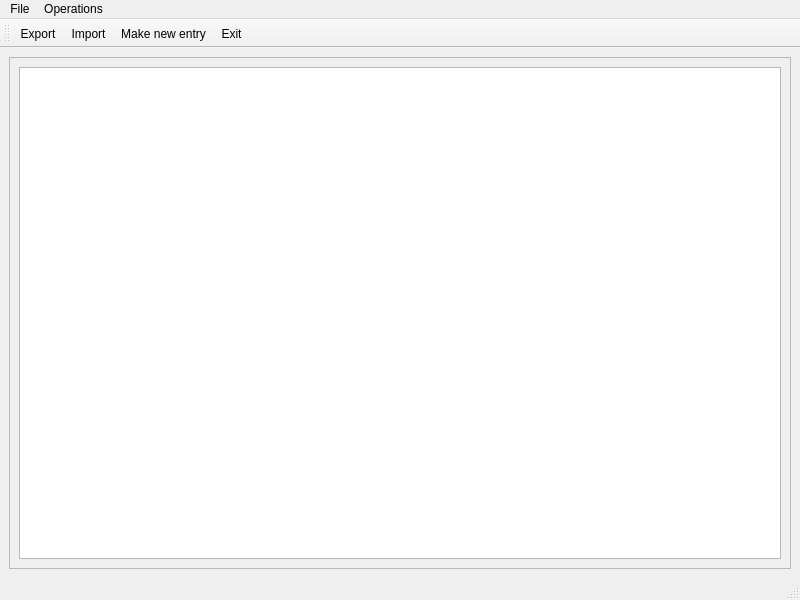
This is mainwindow.ui in UdbhavU/PasswordManager as Qt 5 draws it before an edit. The edited form follows.
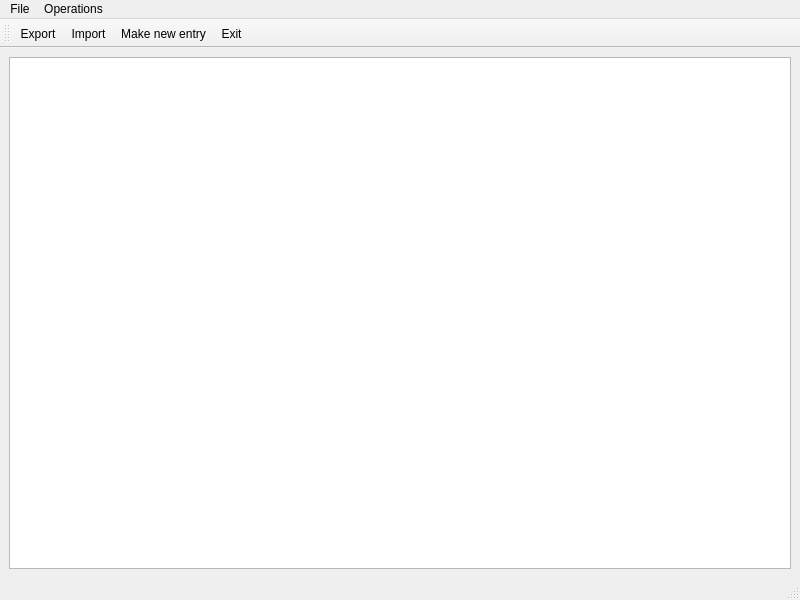
This is the edited form. Icons and pictures are not drawn.

What changed in the file:
```diff
--- a/mainwindow.ui
+++ b/mainwindow.ui
@@ -14,32 +14,9 @@
    <string>MainWindow</string>
   </property>
   <widget class="QWidget" name="centralwidget">
-   <layout class="QHBoxLayout" name="horizontalLayout_4">
+   <layout class="QVBoxLayout" name="verticalLayout">
     <item>
-     <layout class="QHBoxLayout" name="horizontalLayout_3">
-      <item>
-       <widget class="QScrollArea" name="scrollArea">
-        <property name="widgetResizable">
-         <bool>true</bool>
-        </property>
-        <widget class="QWidget" name="scrollAreaWidgetContents_2">
-         <property name="geometry">
-          <rect>
-           <x>0</x>
-           <y>0</y>
-           <width>778</width>
-           <height>489</height>
-          </rect>
-         </property>
-         <layout class="QVBoxLayout" name="verticalLayout">
-          <item>
-           <widget class="QTableView" name="tblView"/>
-          </item>
-         </layout>
-        </widget>
-       </widget>
-      </item>
-     </layout>
+     <widget class="QTableView" name="tblView"/>
     </item>
    </layout>
   </widget>
```
